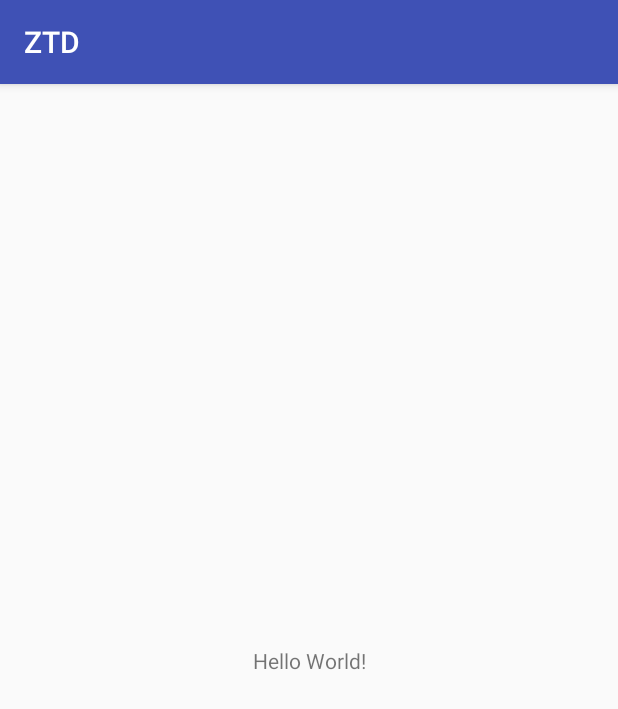
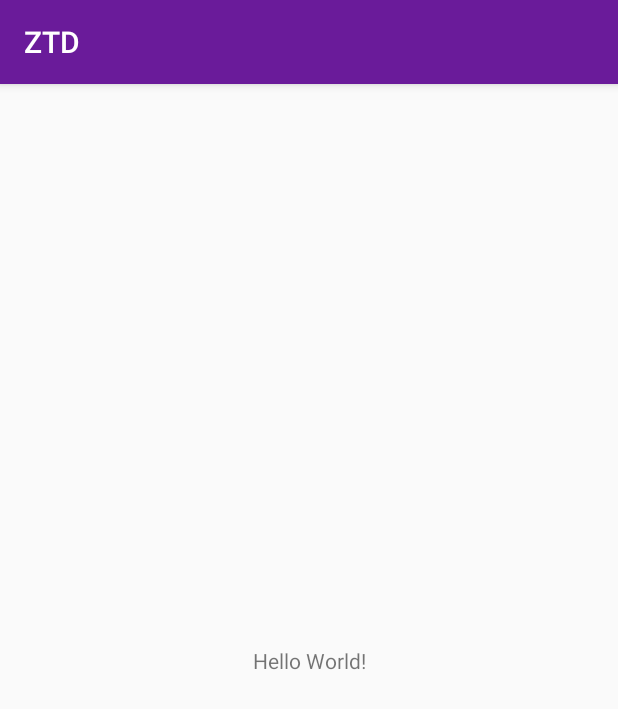
Before and after one commit to Saviollage/AppZTD, an Android app: the screen it shows after launch (MainActivity), on a phone screen of 412 x 824 dp. Shown: the top 709 px of the screen. Run offline under Robolectric (Android 15) with nearby library versions, the phone set to English and light mode, and no system bars.

Commit message:
Update 1

```diff
--- a/app/src/main/res/values/colors.xml
+++ b/app/src/main/res/values/colors.xml
@@ -1,6 +1,6 @@
 <?xml version="1.0" encoding="utf-8"?>
 <resources>
-    <color name="colorPrimary">#3F51B5</color>
-    <color name="colorPrimaryDark">#303F9F</color>
-    <color name="colorAccent">#FF4081</color>
+    <color name="colorPrimaryDark">#4A148C</color>
+    <color name="colorPrimary">#6A1B9A</color>
+    <color name="colorAccent">#ff6f00</color>
 </resources>
```
